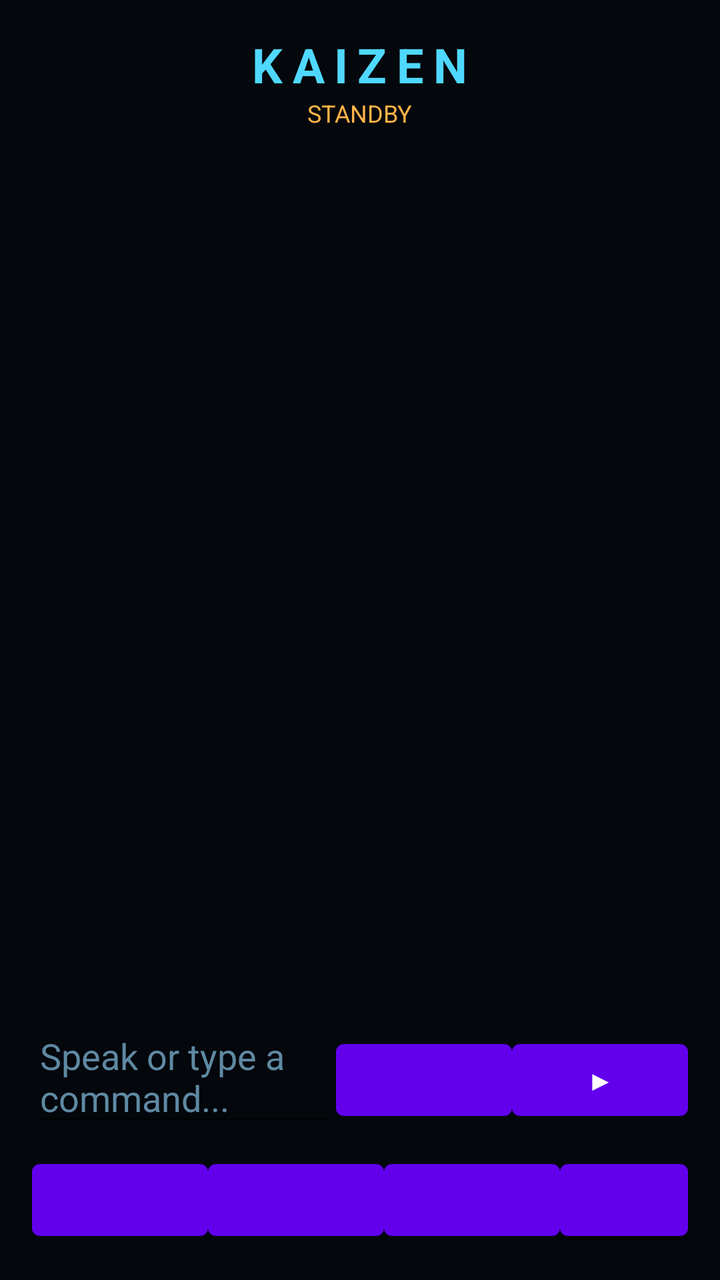
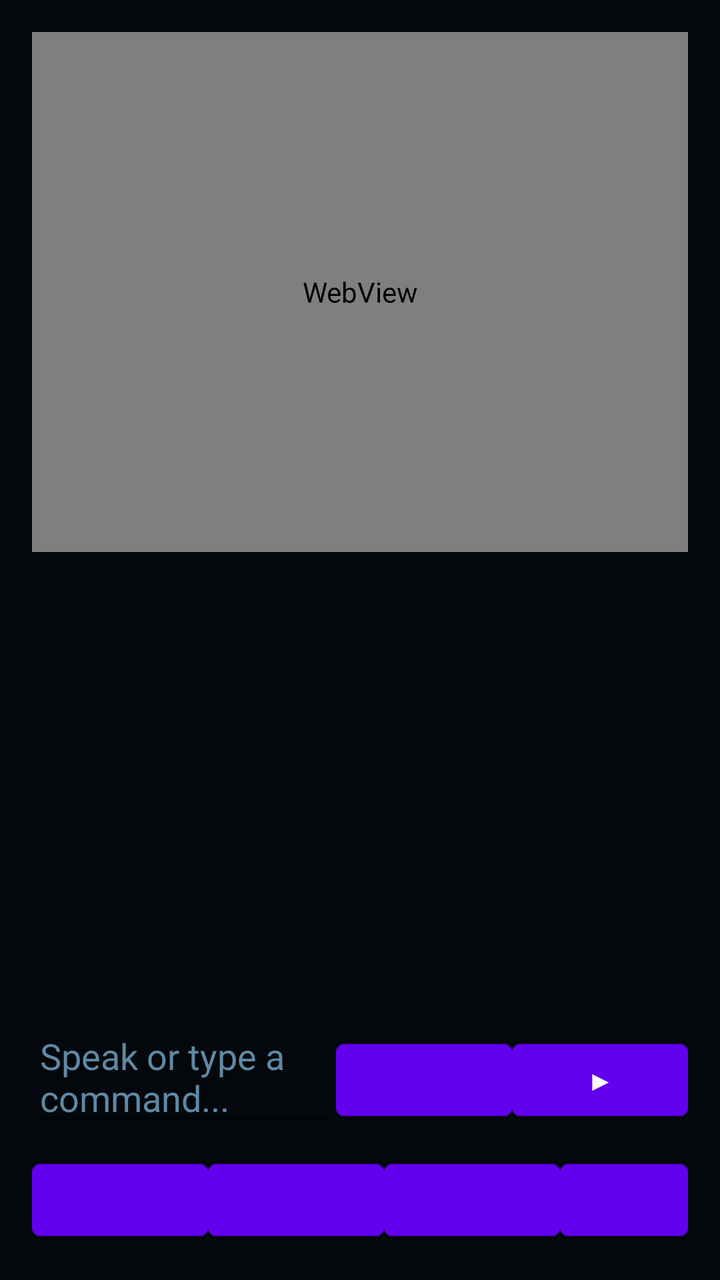

The first picture is an Android layout as it rendered before a commit; the second is the same layout after the commit. The layout source and the unified diff follow.
<!-- AndroidManifest.xml: application theme Theme.MaterialComponents.DayNight.NoActionBar -->
<!-- res/layout/activity_main.xml -->
<?xml version="1.0" encoding="utf-8"?>
<LinearLayout xmlns:android="http://schemas.android.com/apk/res/android"
    android:layout_width="match_parent"
    android:layout_height="match_parent"
    android:orientation="vertical"
    android:background="#04070C"
    android:padding="16dp">

    <TextView
        android:id="@+id/titleText"
        android:layout_width="wrap_content"
        android:layout_height="wrap_content"
        android:layout_gravity="center_horizontal"
        android:text="KAIZEN"
        android:textColor="#4FD8FF"
        android:textSize="24sp"
        android:textStyle="bold"
        android:letterSpacing="0.2" />

    <TextView
        android:id="@+id/statusText"
        android:layout_width="wrap_content"
        android:layout_height="wrap_content"
        android:layout_gravity="center_horizontal"
        android:layout_marginBottom="12dp"
        android:text="STANDBY"
        android:textColor="#FFB347"
        android:textSize="12sp" />

    <ScrollView
        android:layout_width="match_parent"
        android:layout_height="0dp"
        android:layout_weight="1">

        <TextView
            android:id="@+id/logText"
            android:layout_width="match_parent"
            android:layout_height="wrap_content"
            android:fontFamily="monospace"
            android:textColor="#EAF6FF"
            android:textSize="14sp" />
    </ScrollView>

    <LinearLayout
        android:layout_width="match_parent"
        android:layout_height="wrap_content"
        android:layout_marginTop="10dp"
        android:orientation="horizontal">

        <EditText
            android:id="@+id/inputField"
            android:layout_width="0dp"
            android:layout_height="wrap_content"
            android:layout_weight="1"
            android:hint="Speak or type a command..."
            android:textColor="#EAF6FF"
            android:textColorHint="#5F89A3" />

        <Button
            android:id="@+id/micButton"
            android:layout_width="wrap_content"
            android:layout_height="wrap_content"
            android:text="\uD83C\uDFA4" />

        <Button
            android:id="@+id/sendButton"
            android:layout_width="wrap_content"
            android:layout_height="wrap_content"
            android:text="\u25B6" />
    </LinearLayout>

    <LinearLayout
        android:layout_width="match_parent"
        android:layout_height="wrap_content"
        android:layout_marginTop="8dp"
        android:gravity="center"
        android:orientation="horizontal">

        <Button android:id="@+id/torchButton" android:layout_width="wrap_content" android:layout_height="wrap_content" android:text="\uD83D\uDD26" />
        <Button android:id="@+id/locationButton" android:layout_width="wrap_content" android:layout_height="wrap_content" android:text="\uD83D\uDCCD" />
        <Button android:id="@+id/btButton" android:layout_width="wrap_content" android:layout_height="wrap_content" android:text="\uD83D\uDD35" />
        <Button android:id="@+id/calendarButton" android:layout_width="wrap_content" android:layout_height="wrap_content" android:text="\uD83D\uDCC5" />
        <Button android:id="@+id/cameraButton" android:layout_width="wrap_content" android:layout_height="wrap_content" android:text="\uD83D\uDCF7" />
        <Button android:id="@+id/settingsButton" android:layout_width="wrap_content" android:layout_height="wrap_content" android:text="\u2699" />
    </LinearLayout>

</LinearLayout>
<!-- resources referenced by this layout -->
<resources>

</resources>

<!-- the commit's change to res/layout/activity_main.xml (unified diff, before → after) -->
@@ -6,26 +6,12 @@
     android:background="#04070C"
     android:padding="16dp">
 
-    <TextView
-        android:id="@+id/titleText"
-        android:layout_width="wrap_content"
-        android:layout_height="wrap_content"
-        android:layout_gravity="center_horizontal"
-        android:text="KAIZEN"
-        android:textColor="#4FD8FF"
-        android:textSize="24sp"
-        android:textStyle="bold"
-        android:letterSpacing="0.2" />
-
-    <TextView
-        android:id="@+id/statusText"
-        android:layout_width="wrap_content"
-        android:layout_height="wrap_content"
-        android:layout_gravity="center_horizontal"
-        android:layout_marginBottom="12dp"
-        android:text="STANDBY"
-        android:textColor="#FFB347"
-        android:textSize="12sp" />
+    <WebView
+        android:id="@+id/ringWebView"
+        android:layout_width="match_parent"
+        android:layout_height="260dp"
+        android:layout_marginBottom="8dp"
+        android:background="#04070C" />
 
     <ScrollView
         android:layout_width="match_parent"
